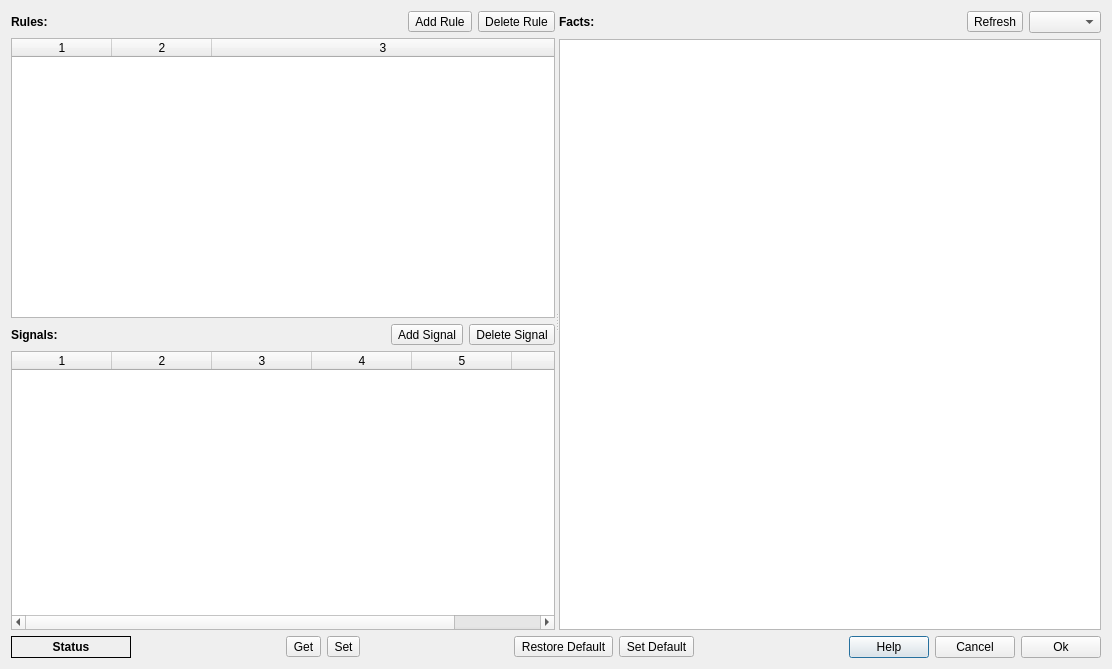
ADARA-Neutrons/adara, file dasmon/client/RuleConfigDialog.ui: the form before one commit.
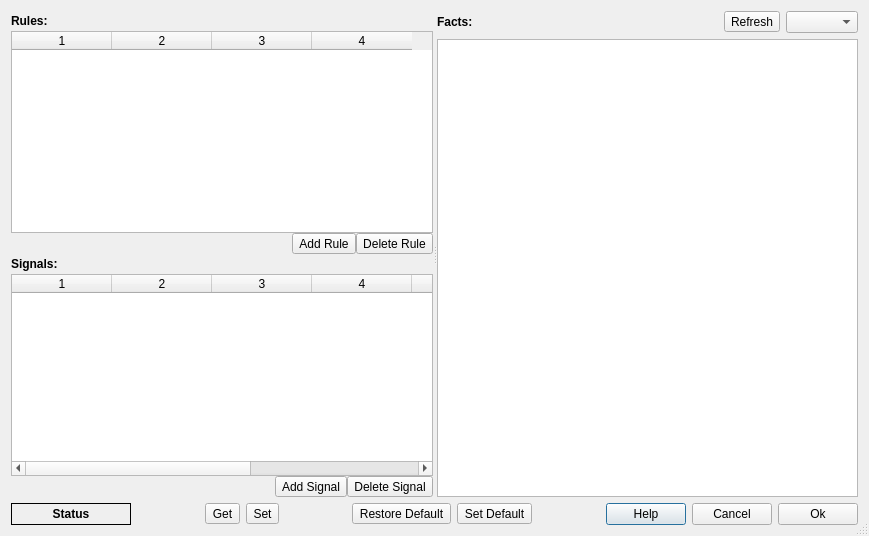
The form after the commit.

Commit message: - Support string PVs in dasmond and dasmon client - Fixed bug in dasmon rule engine (var roles in expr) - Add dasmon support for EPICS-style PV names with colons - Improved dasmond performance - Added description field to rules and signals

The edit to the form file:
```diff
--- a/dasmon/client/RuleConfigDialog.ui
+++ b/dasmon/client/RuleConfigDialog.ui
@@ -6,14 +6,17 @@
    <rect>
     <x>0</x>
     <y>0</y>
-    <width>1112</width>
-    <height>669</height>
+    <width>869</width>
+    <height>536</height>
    </rect>
   </property>
   <property name="windowTitle">
    <string>DAS Monitor Rule Configuration</string>
   </property>
-  <layout class="QVBoxLayout" name="verticalLayout_3" stretch="1,0">
+  <property name="sizeGripEnabled">
+   <bool>true</bool>
+  </property>
+  <layout class="QVBoxLayout" name="verticalLayout_3">
    <item>
     <widget class="QSplitter" name="splitter">
      <property name="orientation">
@@ -21,6 +24,9 @@
      </property>
      <widget class="QWidget" name="layoutWidget">
       <layout class="QVBoxLayout" name="verticalLayout">
+       <property name="spacing">
+        <number>0</number>
+       </property>
        <item>
         <layout class="QHBoxLayout" name="horizontalLayout_6">
          <item>
@@ -49,6 +55,58 @@
            </property>
           </spacer>
          </item>
+        </layout>
+       </item>
+       <item>
+        <widget class="QTableWidget" name="ruleTable">
+         <property name="alternatingRowColors">
+          <bool>true</bool>
+         </property>
+         <property name="selectionMode">
+          <enum>QAbstractItemView::SingleSelection</enum>
+         </property>
+         <property name="selectionBehavior">
+          <enum>QAbstractItemView::SelectRows</enum>
+         </property>
+         <property name="wordWrap">
+          <bool>false</bool>
+         </property>
+         <property name="cornerButtonEnabled">
+          <bool>false</bool>
+         </property>
+         <property name="columnCount">
+          <number>4</number>
+         </property>
+         <attribute name="horizontalHeaderHighlightSections">
+          <bool>false</bool>
+         </attribute>
+         <attribute name="horizontalHeaderStretchLastSection">
+          <bool>false</bool>
+         </attribute>
+         <attribute name="verticalHeaderVisible">
+          <bool>false</bool>
+         </attribute>
+         <column/>
+         <column/>
+         <column/>
+         <column/>
+        </widget>
+       </item>
+       <item>
+        <layout class="QHBoxLayout" name="horizontalLayout_3">
+         <item>
+          <spacer name="horizontalSpacer_7">
+           <property name="orientation">
+            <enum>Qt::Horizontal</enum>
+           </property>
+           <property name="sizeHint" stdset="0">
+            <size>
+             <width>40</width>
+             <height>20</height>
+            </size>
+           </property>
+          </spacer>
+         </item>
          <item>
           <widget class="QToolButton" name="addRuleButton">
            <property name="font">
@@ -82,37 +140,6 @@
          </item>
         </layout>
        </item>
-       <item>
-        <widget class="QTableWidget" name="ruleTable">
-         <property name="alternatingRowColors">
-          <bool>true</bool>
-         </property>
-         <property name="selectionMode">
-          <enum>QAbstractItemView::SingleSelection</enum>
-         </property>
-         <property name="selectionBehavior">
-          <enum>QAbstractItemView::SelectRows</enum>
-         </property>
-         <property name="cornerButtonEnabled">
-          <bool>false</bool>
-         </property>
-         <property name="columnCount">
-          <number>3</number>
-         </property>
-         <attribute name="horizontalHeaderHighlightSections">
-          <bool>false</bool>
-         </attribute>
-         <attribute name="horizontalHeaderStretchLastSection">
-          <bool>true</bool>
-         </attribute>
-         <attribute name="verticalHeaderVisible">
-          <bool>false</bool>
-         </attribute>
-         <column/>
-         <column/>
-         <column/>
-        </widget>
-       </item>
        <item>
         <layout class="QHBoxLayout" name="horizontalLayout_5">
          <item>
@@ -141,6 +168,64 @@
            </property>
           </spacer>
          </item>
+        </layout>
+       </item>
+       <item>
+        <widget class="QTableWidget" name="signalTable">
+         <property name="alternatingRowColors">
+          <bool>true</bool>
+         </property>
+         <property name="selectionMode">
+          <enum>QAbstractItemView::SingleSelection</enum>
+         </property>
+         <property name="selectionBehavior">
+          <enum>QAbstractItemView::SelectRows</enum>
+         </property>
+         <property name="wordWrap">
+          <bool>false</bool>
+         </property>
+         <property name="cornerButtonEnabled">
+          <bool>false</bool>
+         </property>
+         <property name="columnCount">
+          <number>7</number>
+         </property>
+         <attribute name="horizontalHeaderHighlightSections">
+          <bool>false</bool>
+         </attribute>
+         <attribute name="horizontalHeaderStretchLastSection">
+          <bool>false</bool>
+         </attribute>
+         <attribute name="verticalHeaderVisible">
+          <bool>false</bool>
+         </attribute>
+         <attribute name="verticalHeaderStretchLastSection">
+          <bool>false</bool>
+         </attribute>
+         <column/>
+         <column/>
+         <column/>
+         <column/>
+         <column/>
+         <column/>
+         <column/>
+        </widget>
+       </item>
+       <item>
+        <layout class="QHBoxLayout" name="horizontalLayout_2">
+         <item>
+          <spacer name="horizontalSpacer_6">
+           <property name="orientation">
+            <enum>Qt::Horizontal</enum>
+           </property>
+           <property name="sizeHint" stdset="0">
+            <size>
+             <width>40</width>
+             <height>20</height>
+            </size>
+           </property>
+          </spacer>
+         </item>
          <item>
           <widget class="QToolButton" name="addSignalButton">
            <property name="font">
@@ -169,43 +254,6 @@
          </item>
         </layout>
        </item>
-       <item>
-        <widget class="QTableWidget" name="signalTable">
-         <property name="alternatingRowColors">
-          <bool>true</bool>
-         </property>
-         <property name="selectionMode">
-          <enum>QAbstractItemView::SingleSelection</enum>
-         </property>
-         <property name="selectionBehavior">
-          <enum>QAbstractItemView::SelectRows</enum>
-         </property>
-         <property name="cornerButtonEnabled">
-          <bool>false</bool>
-         </property>
-         <property name="columnCount">
-          <number>6</number>
-         </property>
-         <attribute name="horizontalHeaderHighlightSections">
-          <bool>false</bool>
-         </attribute>
-         <attribute name="horizontalHeaderStretchLastSection">
-          <bool>true</bool>
-         </attribute>
-         <attribute name="verticalHeaderVisible">
-          <bool>false</bool>
-         </attribute>
-         <attribute name="verticalHeaderStretchLastSection">
-          <bool>false</bool>
-         </attribute>
-         <column/>
-         <column/>
-         <column/>
-         <column/>
-         <column/>
-         <column/>
-        </widget>
-       </item>
       </layout>
      </widget>
      <widget class="QWidget" name="layoutWidget_2">
```
The commit also changes 15 other files.
